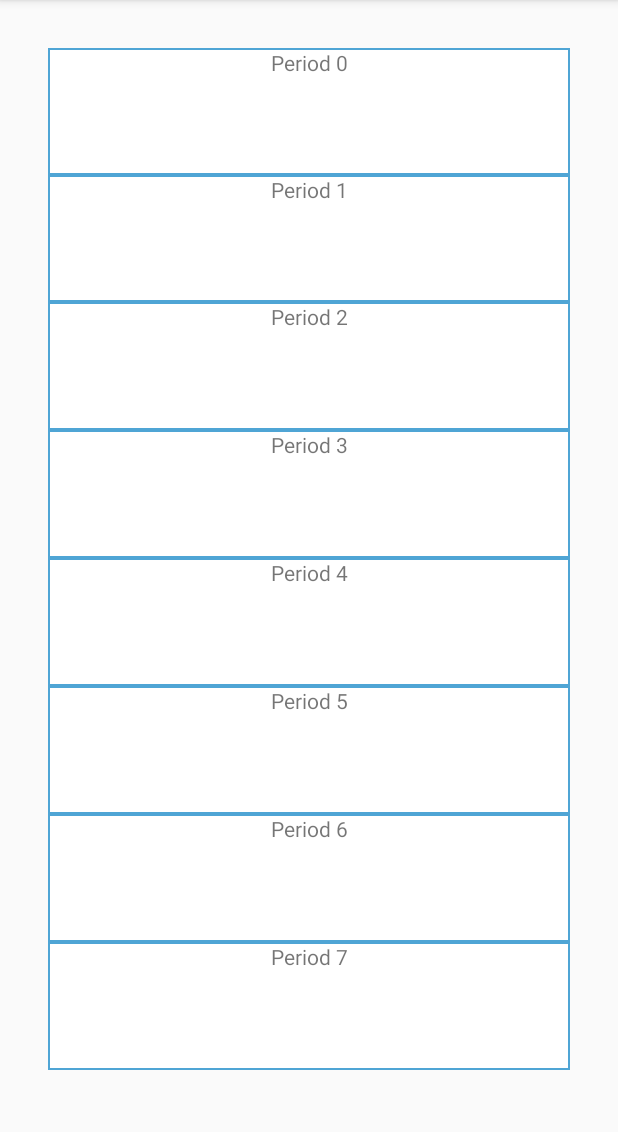
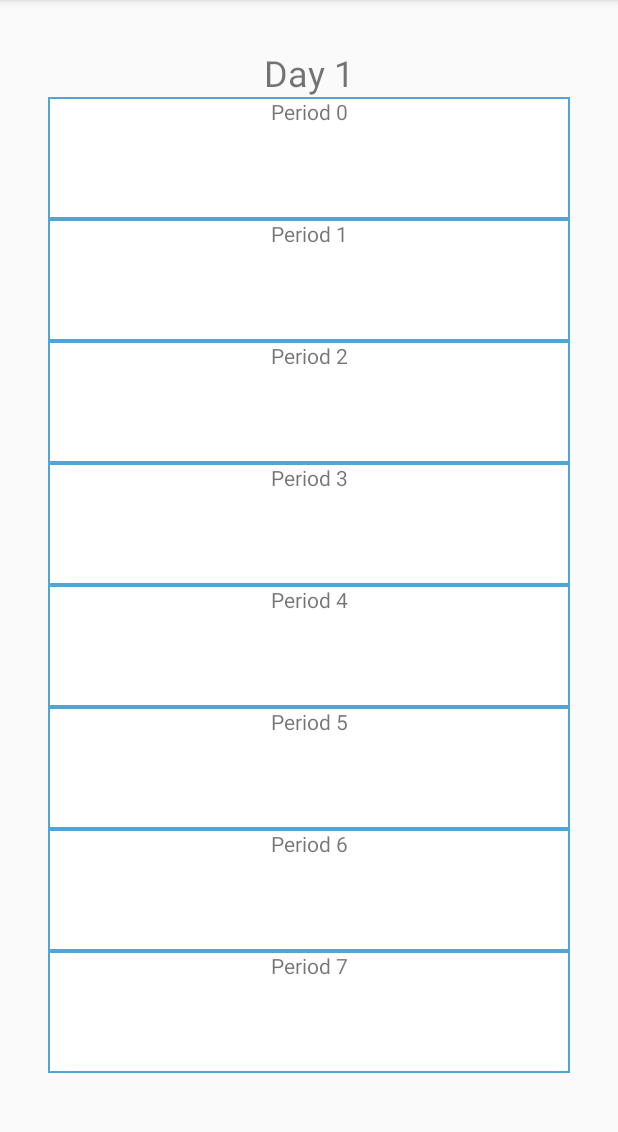
Before and after one commit to truell20/MyHM, an Android app: the fragment ScheduleHolderFragment shown on its own in the app's theme, on a phone screen of 412 x 824 dp, the part 84-1216 px from its top. Run offline under Robolectric (Android 15) with nearby library versions, the phone set to English and light mode, and no system bars.

Commit message:
Days are labeled

```diff
--- a/Android/App/app/src/main/java/com/example/lucakoval/apposition/ScheduleFragment.java
+++ b/Android/App/app/src/main/java/com/example/lucakoval/apposition/ScheduleFragment.java
@@ -15,10 +15,15 @@ import android.widget.LinearLayout;
 import android.widget.TableLayout;
 import android.widget.TextView;
 
+import org.w3c.dom.Text;
+
 
 public class ScheduleFragment extends Fragment {
-    public static ScheduleFragment newInstance() {
+    int dayNumber = -1;
+
+    public static ScheduleFragment newInstance(int dayNumber) {
         ScheduleFragment fragment = new ScheduleFragment();
+        fragment.dayNumber = dayNumber;
         return fragment;
     }
 
@@ -34,6 +39,8 @@ public class ScheduleFragment extends Fragment {
                              Bundle savedInstanceState) {
         // Inflate the layout for this fragment
         View result = inflater.inflate(R.layout.fragment_schedule, container, false);
+
+        ((TextView)result.findViewById(R.id.dayLabel)).setText("Day " + dayNumber);
 
         // Populate LinearLayout with Periods
         LinearLayout layout = (LinearLayout)result.findViewById(R.id.linearLayout);
--- a/Android/App/app/src/main/java/com/example/lucakoval/apposition/ScheduleHolderFragment.java
+++ b/Android/App/app/src/main/java/com/example/lucakoval/apposition/ScheduleHolderFragment.java
@@ -46,18 +46,17 @@ public class ScheduleHolderFragment extends Fragment {
 
         @Override
         public Fragment getItem(int position) {
-            return ScheduleFragment.newInstance();
+            return ScheduleFragment.newInstance(position+1);
         }
 
         @Override
         public int getCount() {
-            return 2;
+            return 10;
         }
 
         @Override
         public CharSequence getPageTitle(int position) {
-            if(position == 0) return "Schedule 1";
-            else return "Schedule 2";
+            return "Day " + position;
         }
     }
 }
--- a/Android/App/app/src/main/res/layout/fragment_schedule.xml
+++ b/Android/App/app/src/main/res/layout/fragment_schedule.xml
@@ -10,8 +10,7 @@
     tools:context="com.example.lucakoval.apposition.ScheduleFragment">
 
 
-    <TextView android:id="@+id/section_label" android:layout_width="wrap_content"
-        android:layout_height="wrap_content" />
+
 
     <LinearLayout
         android:orientation="vertical"
@@ -23,6 +22,14 @@
         android:weightSum="1"
         android:id="@+id/linearLayout">
 
+        <TextView
+            android:id="@+id/dayLabel"
+            android:layout_width="wrap_content"
+            android:layout_height="wrap_content"
+            android:layout_gravity="center_horizontal"
+            android:textSize="24sp"
+            android:text="Day 1"/>
+
 
     </LinearLayout>
 
```
Also changed, not shown: 1 other file.
